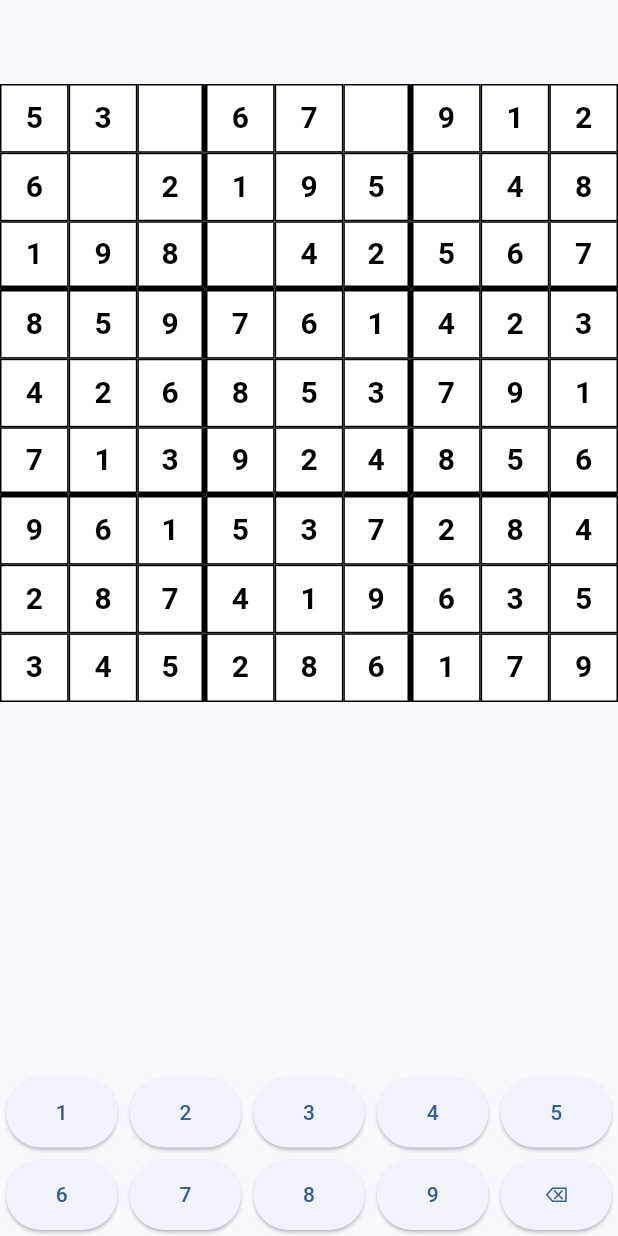
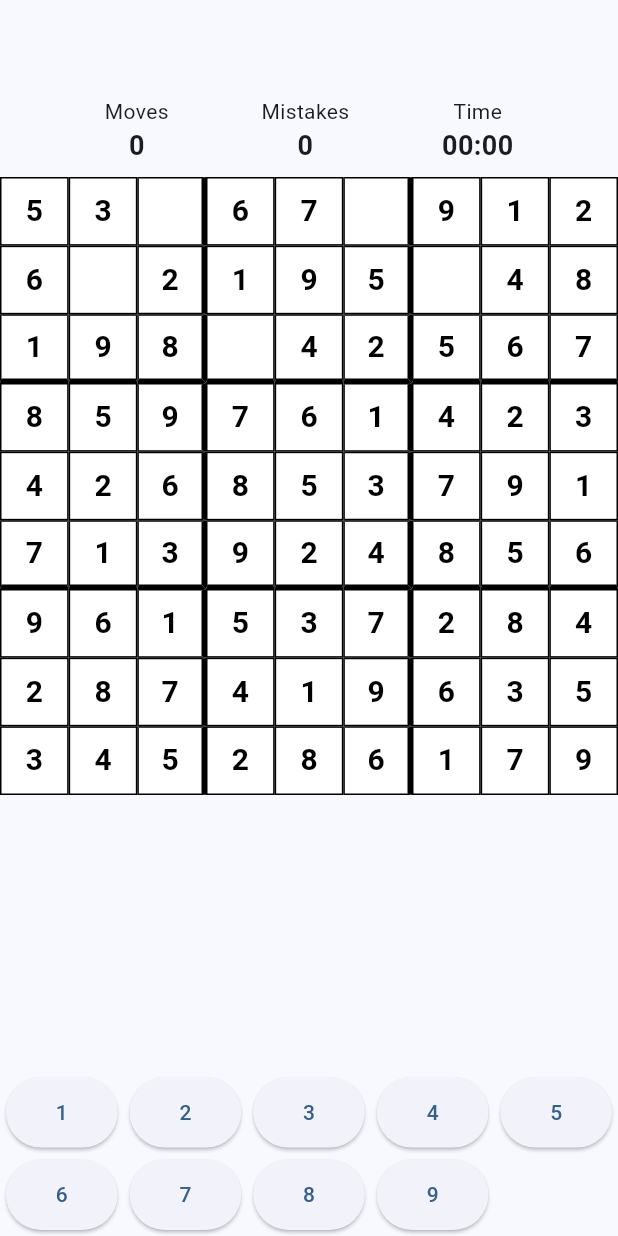
Before and after one commit to ShadySloth/Sudoku-Samurai, a Flutter app: the screen it shows after launch, on a phone screen of 412 x 824 dp. Run offline on Flutter 3.47's test engine with Material 3 defaults, Android fonts, the light colour scheme and no system bars.

Commit message:
Add game stats UI and reset flow
Track moves, mistakes, and elapsed time in the home screen, start timing on first input, and stop/reset state when a puzzle is completed via a new "New Game" dialog action. Added `SudokuGrid.reset()` to restore original givens and clear error flags, and removed the clear/backspace action from `NumberPad`. Also introduced a new `SudokuGenerator` service scaffold for future board generation.

```diff
--- a/lib/main.dart
+++ b/lib/main.dart
@@ -1,3 +1,5 @@
+import 'dart:async';
+
 import 'package:flutter/material.dart';
 
 import 'models/sudoku_grid.dart';
@@ -35,6 +37,44 @@ class _HomeScreenState extends State<HomeScreen> {
   final SudokuGrid grid = SudokuGrid.example();
 
   int? selectedCell;
+  int moves = 0;
+  int mistakes = 0;
+  int elapsedSeconds = 0;
+  Timer? gameTimer;
+
+  @override
+  void initState() {
+    super.initState();
+  }
+
+  @override
+  void dispose() {
+    gameTimer?.cancel();
+    super.dispose();
+  }
+
+  void startTimer() {
+    if (gameTimer != null) {
+      return;
+    }
+
+    gameTimer = Timer.periodic(
+        const Duration(seconds: 1),
+            (timer) {
+          setState(() {
+            elapsedSeconds++;
+          });
+        }
+    );
+  }
+
+  String formatTime() {
+    final minutes = elapsedSeconds ~/ 60;
+    final seconds = elapsedSeconds % 60;
+
+    return '${minutes.toString().padLeft(2, '0')}:'
+        '${seconds.toString().padLeft(2, '0')}';
+  }
 
   void showCompletionDialog() {
     showDialog(
@@ -46,9 +86,17 @@ class _HomeScreenState extends State<HomeScreen> {
           actions: [
             TextButton(
               onPressed: () {
+                setState(() {
+                  grid.reset();
+                  selectedCell = null;
+                  moves = 0;
+                  mistakes = 0;
+                  elapsedSeconds = 0;
+                });
+
                 Navigator.of(context).pop();
               },
-                  child: const Text('OK'),
+              child: const Text('New Game'),
             ),
           ],
         );
@@ -62,6 +110,50 @@ class _HomeScreenState extends State<HomeScreen> {
       appBar: AppBar(),
       body: Column(
         children: [
+          Padding(
+            padding: const EdgeInsets.all(8),
+            child: Row(
+              mainAxisAlignment: MainAxisAlignment.spaceEvenly,
+              children: [
+                Column(
+                  children: [
+                    const Text('Moves'),
+                    Text(
+                      '$moves',
+                      style: const TextStyle(
+                        fontSize: 18,
+                        fontWeight: FontWeight.bold,
+                      ),
+                    ),
+                  ],
+                ),
+                Column(
+                  children: [
+                    const Text('Mistakes'),
+                    Text(
+                      '$mistakes',
+                      style: const TextStyle(
+                        fontSize: 18,
+                        fontWeight: FontWeight.bold,
+                      ),
+                    ),
+                  ],
+                ),
+                Column(
+                  children: [
+                    const Text('Time'),
+                    Text(
+                      formatTime(),
+                      style: const TextStyle(
+                        fontSize: 18,
+                        fontWeight: FontWeight.bold,
+                      ),
+                    ),
+                  ],
+                ),
+              ],
+            )
+          ),
           Expanded(
             child: SudokuBoard(
               grid: grid,
@@ -86,29 +178,23 @@ class _HomeScreenState extends State<HomeScreen> {
                 return;
               }
 
+              startTimer();
+
               setState(() {
                 grid.setCell(row, column, number);
+                moves++;
+
+                if (grid.incorrect[row][column]) {
+                  mistakes++;
+                }
               });
 
               if (grid.isSolved()) {
+                gameTimer?.cancel();
+                gameTimer = null;
+
                 showCompletionDialog();
               }
-            },
-            onClear: () {
-              if (selectedCell == null) {
-                return;
-              }
-
-              final row = selectedCell! ~/ 9;
-              final column = selectedCell! % 9;
-
-              if (grid.original[row][column] != null) {
-                return;
-              }
-
-              setState(() {
-                grid.setCell(row, column, null);
-              });
             },
           ),
         ],
--- a/lib/widgets/number_pad.dart
+++ b/lib/widgets/number_pad.dart
@@ -2,12 +2,10 @@ import 'package:flutter/material.dart';
 
 class NumberPad extends StatelessWidget {
   final ValueChanged<int> onNumberSelected;
-  final VoidCallback onClear;
 
   const NumberPad({
     super.key,
     required this.onNumberSelected,
-    required this.onClear
   });
 
   @override
@@ -31,12 +29,6 @@ class NumberPad extends StatelessWidget {
           ),
         );
       }),
-        Padding(
-          padding: const EdgeInsets.all(4),
-          child: ElevatedButton(
-              onPressed: onClear,
-              child: const Text('⌫'))
-        )
       ],
     );
   }
```
Also changed, not shown: lib/models/sudoku_grid.dart (+9 -0 lines), lib/services/sudoku_generator.dart (added, +33 -0 lines). Lines whose indentation alone changed are shown as unchanged.
